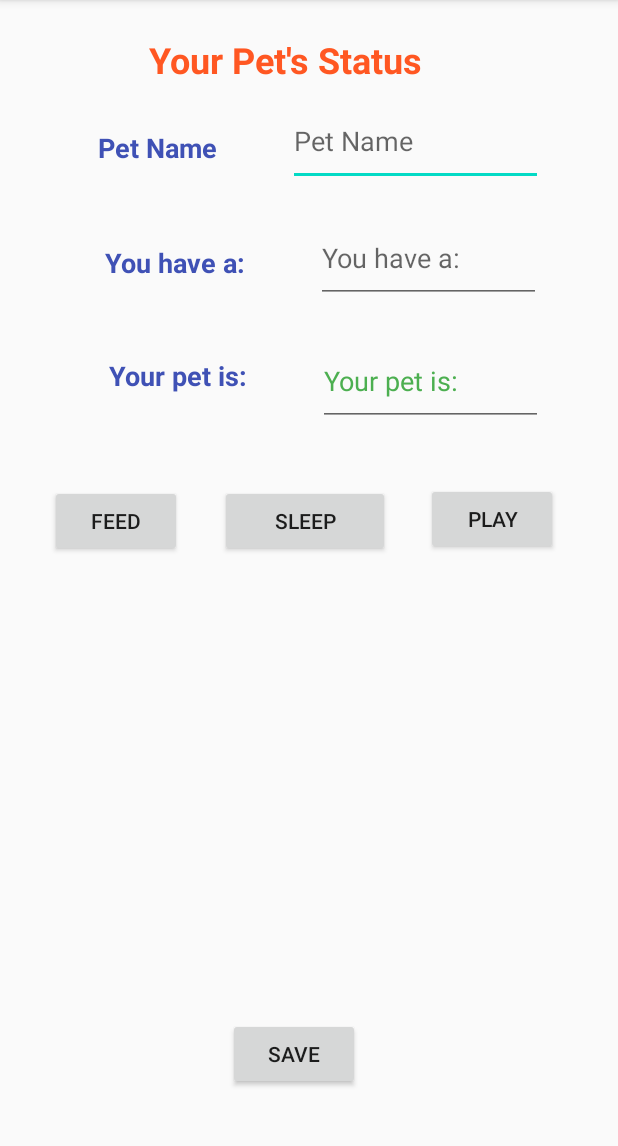
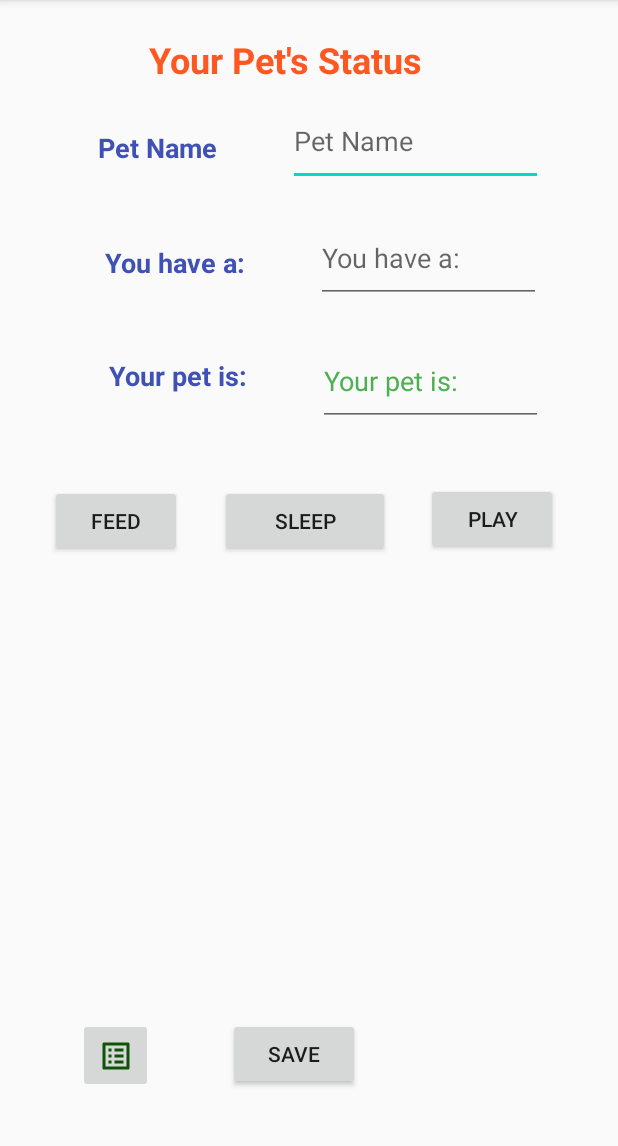
Before and after one commit to gervanpn/MyPetGame, an Android app: the PetData screen opened directly, with no data from a screen before it, on a phone screen of 412 x 824 dp, the part 84-1230 px from its top. Run offline under Robolectric (Android 15) with nearby library versions, the phone set to English and light mode, and no system bars; 4 statements that could not run were skipped.

Commit message:
added the return to list button and drawable

```diff
--- a/app/src/main/java/com/mypet/PetData.java
+++ b/app/src/main/java/com/mypet/PetData.java
@@ -1,10 +1,13 @@
 package com.mypet;
 
 import androidx.appcompat.app.AppCompatActivity;
+
+import android.content.Intent;
 import android.os.Bundle;
 import android.view.View;
 import android.widget.Button;
 import android.widget.EditText;
+import android.widget.ImageButton;
 import android.widget.ImageView;
 import android.widget.Toast;
 import com.mypet.Helpers.DBHelper;
@@ -12,6 +15,7 @@ import com.mypet.Helpers.DBHelper;
 public class PetData extends AppCompatActivity {
     DBHelper myDb;
     Button btnFeed, btnSleep, btnPlay, btnSave;
+    ImageButton ibtnList;
     ImageView petPicture;
     EditText petNameData, petStateData, petTypeData;
     String petName, petType, petImage;
@@ -27,9 +31,9 @@ public class PetData extends AppCompatActivity {
         btnFeed = (Button) findViewById(R.id.btn_feed);
         btnSleep = (Button) findViewById(R.id.btn_sleep);
         btnPlay = (Button) findViewById(R.id.btn_play);
-        petPicture = (ImageView) findViewById(R.id.imageView);
         btnSave = (Button) findViewById(R.id.btn_save);
         petPicture = (ImageView) findViewById(R.id.imageView);
+        ibtnList = findViewById(R.id.ibtn_listview);
 
         petName = getIntent().getExtras().getString("Name");
         petNameData.setText(petName);
@@ -38,9 +42,17 @@ public class PetData extends AppCompatActivity {
         petImage = getIntent().getExtras().getString("Img");
         int resID = getResources().getIdentifier(petImage, "drawable", this.getPackageName());
         petPicture.setImageResource(resID);
+
+        ibtnList.setOnClickListener(new View.OnClickListener() {
+            @Override
+            public void onClick(View view) {
+                Intent intent = new Intent(PetData.this, PetListActivity.class);
+                startActivity(intent);
+            }
+        });
+
         myDb = new DBHelper(this);
         AddData();
-
     }
 
     public void AddData() {
@@ -55,5 +67,6 @@ public class PetData extends AppCompatActivity {
                     Toast.makeText(PetData.this, "data did not get inserted", Toast.LENGTH_SHORT).show();
             }
         });
+
     }
 }
--- /dev/null
+++ b/app/src/main/res/drawable/ic_baseline_list_alt_24.xml
@@ -0,0 +1,5 @@
+<vector android:height="24dp" android:tint="#0D5207"
+    android:viewportHeight="24" android:viewportWidth="24"
+    android:width="24dp" xmlns:android="http://schemas.android.com/apk/res/android">
+    <path android:fillColor="@android:color/white" android:pathData="M19,5v14L5,19L5,5h14m1.1,-2L3.9,3c-0.5,0 -0.9,0.4 -0.9,0.9v16.2c0,0.4 0.4,0.9 0.9,0.9h16.2c0.4,0 0.9,-0.5 0.9,-0.9L21,3.9c0,-0.5 -0.5,-0.9 -0.9,-0.9zM11,7h6v2h-6L11,7zM11,11h6v2h-6v-2zM11,15h6v2h-6zM7,7h2v2L7,9zM7,11h2v2L7,13zM7,15h2v2L7,17z"/>
+</vector>
--- a/app/src/main/res/layout/activity_pet_data.xml
+++ b/app/src/main/res/layout/activity_pet_data.xml
@@ -211,5 +211,15 @@
         android:layout_marginBottom="41dp"
         android:text="@string/save" />
 
+    <ImageButton
+        android:id="@+id/ibtn_listview"
+        android:layout_width="50dp"
+        android:layout_height="50dp"
+        android:layout_alignParentStart="true"
+        android:layout_alignParentBottom="true"
+        android:layout_marginStart="52dp"
+        android:layout_marginBottom="39dp"
+        app:srcCompat="@drawable/ic_baseline_list_alt_24" />
+
 
 </RelativeLayout>
```
